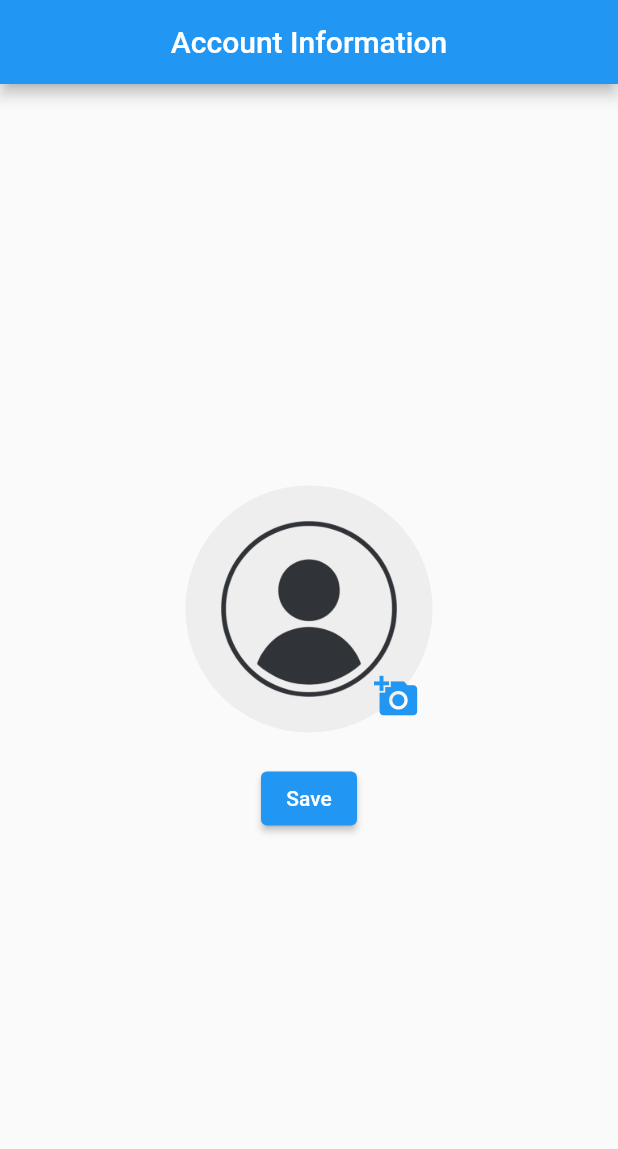
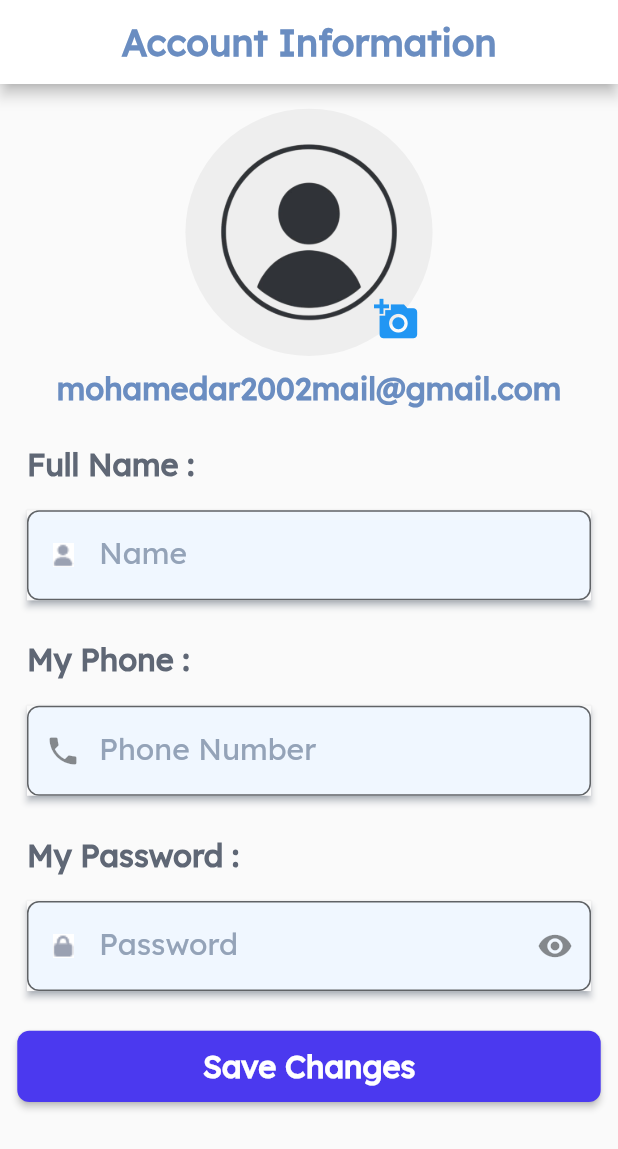
Before and after one commit to Mohamed-Abdel-Rahem/nexplore, a Flutter app: the screen it shows after launch, after a tap on the "add a photo" icon, on a phone screen of 412 x 824 dp. Shown: the top 1149 px of the screen. Run offline on Flutter 3.47's test engine with Material 3 defaults, Android fonts, the light colour scheme and no system bars; our stand-ins replace device_preview, firebase_core, image_picker, permission_handler; accounts and stored records are empty.

Commit message:
Finish account info without any change

```diff
--- /dev/null
+++ b/devtools_options.yaml
@@ -0,0 +1,3 @@
+description: This file stores settings for Dart & Flutter DevTools.
+documentation: https://docs.flutter.dev/tools/devtools/extensions#configure-extension-enablement-states
+extensions:
--- a/lib/screen/accountInfo.dart
+++ b/lib/screen/accountInfo.dart
@@ -1,7 +1,11 @@
+// account_information.dart
 import 'dart:typed_data';
 import 'package:flutter/material.dart';
-import 'package:image_picker/image_picker.dart';
-import 'package:permission_handler/permission_handler.dart';
+import 'package:nexplore/services/pickImage.dart';
+import 'package:nexplore/widgets/customButton.dart';
+import 'package:nexplore/widgets/customTextForm.dart';
+import 'package:nexplore/widgets/cutomText.dart';
+import 'package:nexplore/widgets/defineAlignment.dart';
 
 class AccountInformation extends StatefulWidget {
   const AccountInformation({super.key});
@@ -14,95 +18,28 @@ class AccountInformation extends StatefulWidget {
 class _AccountInformationState extends State<AccountInformation> {
   Uint8List? _image; // To store the selected image
 
-  // Function to pick an image and handle permission
-  Future<void> _pickImage() async {
-    PermissionStatus status = await Permission.photos.status;
-
-    if (status.isGranted) {
-      // If permission is already granted
-      _getFromGallery();
-    } else if (status.isDenied || status.isRestricted) {
-      // If permission is denied or restricted, request it
-      PermissionStatus newStatus = await Permission.photos.request();
-      if (newStatus.isGranted) {
-        _getFromGallery(); // Retry opening gallery
-      } else {
-        // Permission was denied
-        ScaffoldMessenger.of(context).showSnackBar(
-          const SnackBar(
-            content: Text(
-              'Gallery access is required to select an image. Please allow access.',
-            ),
-          ),
-        );
-      }
-    } else if (status.isPermanentlyDenied) {
-      // Permission is permanently denied, show dialog
-      _showPermissionDialog();
-    }
-  }
-
-  // Function to pick an image from the gallery
-  Future<void> _getFromGallery() async {
-    try {
-      final ImagePicker picker = ImagePicker();
-      final XFile? pickedFile =
-          await picker.pickImage(source: ImageSource.gallery);
-      if (pickedFile != null) {
-        final Uint8List imageData = await pickedFile.readAsBytes();
-        setState(() {
-          _image = imageData;
-        });
-      }
-    } catch (e) {
-      ScaffoldMessenger.of(context).showSnackBar(
-        SnackBar(content: Text('Error picking image: $e')),
-      );
-    }
-  }
-
-  // Function to show a permission dialog
-  void _showPermissionDialog() {
-    showDialog(
-      context: context,
-      builder: (context) => AlertDialog(
-        title: const Text('Permission Required'),
-        content: const Text(
-          'This app needs access to your gallery to select a profile picture. Please allow access.',
-        ),
-        actions: [
-          TextButton(
-            onPressed: () => Navigator.of(context).pop(),
-            child: const Text('Cancel'),
-          ),
-          TextButton(
-            onPressed: () {
-              Navigator.of(context).pop();
-              openAppSettings(); // Open app settings directly
-            },
-            child: const Text('Open Settings'),
-          ),
-        ],
-      ),
-    );
-  }
-
   @override
   Widget build(BuildContext context) {
     final double screenWidth = MediaQuery.of(context).size.width;
+    final double screenHeight = MediaQuery.of(context).size.height;
 
     return Scaffold(
       appBar: AppBar(
-        title: const Text('Account Information'),
+        backgroundColor: Colors.white,
+        title: CustomText(
+          text: 'Account Information', color: const Color(0xff6A8DC1),
+          fontSize: screenWidth * 0.06, // 6% of screen width
+        ),
         centerTitle: true,
       ),
-      body: Center(
-        child: Column(
-          mainAxisAlignment: MainAxisAlignment.center,
+      body: Column(
         children: [
-            Stack(
+          Center(
+            child: Stack(
               children: [
-                CircleAvatar(
+                Padding(
+                  padding: EdgeInsets.only(top: screenHeight * 0.02),
+                  child: CircleAvatar(
                     radius: screenWidth * 0.2,
                     backgroundColor: Colors.grey.shade200,
                     backgroundImage: _image != null
@@ -110,11 +47,14 @@ class _AccountInformationState extends State<AccountInformation> {
                         : const AssetImage('assets/images/profile.png')
                             as ImageProvider,
                   ),
+                ),
                 Positioned(
                   bottom: 0,
                   right: 0,
                   child: IconButton(
-                    onPressed: _pickImage,
+                    onPressed: () {
+                      pickImage(context); // Calling the _pickImage function
+                    },
                     icon: const Icon(
                       Icons.add_a_photo,
                       color: Colors.blue,
@@ -124,25 +64,91 @@ class _AccountInformationState extends State<AccountInformation> {
                 ),
               ],
             ),
-            const SizedBox(height: 20),
-            ElevatedButton(
+          ),
+          SizedBox(
+            height: screenHeight * 0.01,
+          ),
+          CustomText(
+            text: 'mohamedar2002mail@gmail.com',
+            color: const Color(0xff6A8DC1),
+            fontSize: screenWidth * 0.05, // 8% of screen width
+          ),
+          SizedBox(
+            height: screenHeight * 0.03,
+          ),
+          CustomAlignment(
+            text: 'Full Name : ',
+            fontSize: screenWidth * 0.05,
+          ),
+          CustomTextForm(
+            dataLabelText: 'Name',
+            dataHintText: 'Enter your Name',
+            isPassword: false,
+            prefixIcon: Image.asset(
+              width: screenWidth * 0.06, // 6% of screen width
+              height: screenWidth * 0.06,
+              'assets/icons/user.png',
+            ),
+          ),
+          SizedBox(
+            height: screenHeight * 0.01,
+          ),
+          CustomAlignment(
+            text: 'My Phone : ',
+            fontSize: screenWidth * 0.05,
+          ),
+          CustomTextForm(
+            dataLabelText: 'Phone Number',
+            dataHintText: 'Enter your number',
+            isPassword: false,
+            prefixIcon: Icon(
+              Icons.phone,
+            ),
+          ),
+          SizedBox(
+            height: screenHeight * 0.01,
+          ),
+          CustomAlignment(
+            text: 'My Password : ',
+            fontSize: screenWidth * 0.05,
+          ),
+          CustomTextForm(
+            dataLabelText: 'Password',
+            dataHintText: 'Enter your Password',
+            isPassword: true,
+            prefixIcon: Image.asset(
+              'assets/icons/lock.png',
+            ),
+          ),
+          SizedBox(
+            height: screenHeight * 0.01,
+          ),
+          CustomButton(
+              txt: 'Save Changes',
+              color: const Color(0xff4b39ef),
+              vs: screenHeight * 0.013, // Button vertical padding
+              hs: screenWidth * 0.3,
               onPressed: () {
                 if (_image != null) {
                   ScaffoldMessenger.of(context).showSnackBar(
-                    const SnackBar(content: Text('Image saved successfully!')),
+                    const SnackBar(
+                      content: Text(
+                        'Data change saved successfully!',
+                      ),
+                    ),
                   );
                 } else {
                   ScaffoldMessenger.of(context).showSnackBar(
                     const SnackBar(
-                        content: Text('Please select an image first.')),
-                  );
-                }
-              },
-              child: const Text('Save'),
-            ),
-          ],
+                      content: Text(
+                        'Please Change any data to save',
                       ),
                     ),
                   );
                 }
+              })
+        ],
+      ),
+    );
   }
+}
--- /dev/null
+++ b/lib/services/_showPermissionDialog.dart
@@ -0,0 +1,28 @@
+// show_permission_dialog.dart
+import 'package:flutter/material.dart';
+import 'package:permission_handler/permission_handler.dart';
+
+void showPermissionDialog(BuildContext context) {
+  showDialog(
+    context: context,
+    builder: (context) => AlertDialog(
+      title: const Text('Permission Required'),
+      content: const Text(
+        'This app needs access to your gallery to select a profile picture. Please allow access.',
+      ),
+      actions: [
+        TextButton(
+          onPressed: () => Navigator.of(context).pop(),
+          child: const Text('Cancel'),
+        ),
+        TextButton(
+          onPressed: () {
+            Navigator.of(context).pop();
+            openAppSettings(); // Open app settings directly
+          },
+          child: const Text('Open Settings'),
+        ),
+      ],
+    ),
+  );
+}
--- /dev/null
+++ b/lib/services/getFromGallery.dart
@@ -0,0 +1,27 @@
+// get_from_gallery.dart
+import 'package:flutter/material.dart';
+import 'package:image_picker/image_picker.dart';
+import 'dart:typed_data';
+
+Future<void> getFromGallery(BuildContext context) async {
+  try {
+    final ImagePicker picker = ImagePicker();
+    final XFile? pickedFile =
+        await picker.pickImage(source: ImageSource.gallery);
+    if (pickedFile != null) {
+      final Uint8List imageData = await pickedFile.readAsBytes();
+      // Here, you can update the state of the parent widget with the selected image.
+      // For now, let's assume you have a function to do that (e.g., _updateImage)
+      _updateImage(imageData, context);
+    }
+  } catch (e) {
+    ScaffoldMessenger.of(context).showSnackBar(
+      SnackBar(content: Text('Error picking image: $e')),
+    );
+  }
+}
+
+// Assuming the parent widget has a method to update the image.
+void _updateImage(Uint8List imageData, BuildContext context) {
+  // Implement the image update logic, for example using a state management solution.
+}
--- a/lib/services/pickImage.dart
+++ b/lib/services/pickImage.dart
@@ -1,11 +1,32 @@
+// pick_image.dart
 import 'package:flutter/material.dart';
-import 'package:image_picker/image_picker.dart';
+import 'package:nexplore/services/_showPermissionDialog.dart';
+import 'package:nexplore/services/getFromGallery.dart';
+import 'package:permission_handler/permission_handler.dart';
 
-pickImage(ImageSource source) async {
-  final ImagePicker _imagePicker = ImagePicker();
-  XFile? _file = await _imagePicker.pickImage(source: source);
-  if (_file != null) {
-    return await _file.readAsBytes();
+Future<void> pickImage(BuildContext context) async {
+  PermissionStatus status = await Permission.photos.status;
+
+  if (status.isGranted) {
+    // If permission is already granted
+    getFromGallery(context);
+  } else if (status.isDenied || status.isRestricted) {
+    // If permission is denied or restricted, request it
+    PermissionStatus newStatus = await Permission.photos.request();
+    if (newStatus.isGranted) {
+      getFromGallery(context); // Retry opening gallery
+    } else {
+      // Permission was denied
+      ScaffoldMessenger.of(context).showSnackBar(
+        const SnackBar(
+          content: Text(
+            'Gallery access is required to select an image. Please allow access.',
+          ),
+        ),
+      );
+    }
+  } else if (status.isPermanentlyDenied) {
+    // Permission is permanently denied, show dialog
+    showPermissionDialog(context);
   }
-  print('no image picker');
 }
--- /dev/null
+++ b/lib/widgets/defineAlignment.dart
@@ -0,0 +1,21 @@
+import 'package:flutter/material.dart';
+import 'package:nexplore/widgets/cutomText.dart';
+
+Widget CustomAlignment({
+  required final String text,
+  required final double fontSize,
+}) {
+  return Align(
+    alignment: Alignment.topLeft,
+    child: Padding(
+      padding: const EdgeInsets.symmetric(
+        horizontal: 18,
+      ),
+      child: CustomText(
+        text: text,
+        color: const Color.fromARGB(255, 95, 103, 117),
+        fontSize: fontSize,
+      ),
+    ),
+  );
+}
```
Lines whose indentation alone changed are shown as unchanged.
